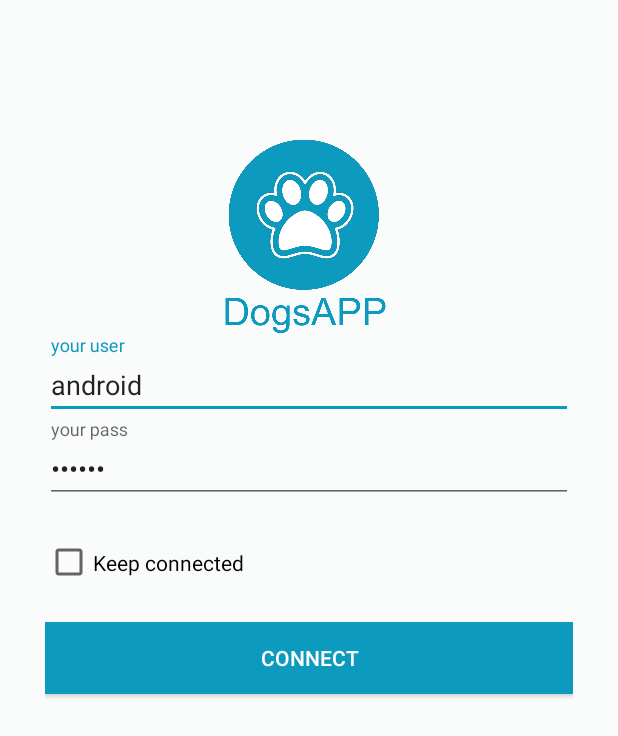
After one commit to wasgithub/AndroidProjFiap, an Android app: the LoginActivity screen opened directly, with no data from a screen before it, on a phone screen of 412 x 824 dp. The commit adds this screen. Shown: the top 736 px of the screen. Run offline under Robolectric (Android 15) with nearby library versions, the phone set to English and light mode, and no system bars.

Commit message:
AlteradoLogo/ login

```diff
--- /dev/null
+++ b/app/src/main/java/br/com/washington/androidprojfiap/activity/LoginActivity.java
@@ -0,0 +1,49 @@
+package br.com.washington.androidprojfiap.activity;
+
+import android.content.Intent;
+import android.support.v7.app.AppCompatActivity;
+import android.os.Bundle;
+import android.view.View;
+import android.widget.EditText;
+import android.widget.Toast;
+
+import br.com.washington.androidprojfiap.R;
+
+public class LoginActivity extends AppCompatActivity {
+
+    private EditText etLogin;
+    private EditText etSenha;
+
+    @Override
+    protected void onCreate(Bundle savedInstanceState) {
+        super.onCreate(savedInstanceState);
+        setContentView(R.layout.activity_login);
+
+        //recuperar os componentes da tela
+        etLogin=(EditText)findViewById(R.id.etUser);
+        etSenha=(EditText)findViewById(R.id.etPass);
+
+    }
+
+
+    //clique no botao
+    public void signIn(View view){
+        //recuperar os valores logados
+        String login=etLogin.getText().toString();
+        String senha=etSenha.getText().toString();
+
+        //valida o usuario e senha
+        if(login.equals("android") && senha.equals("mobile")){
+            //mudar de tela   tela de destino
+            Intent intent = new Intent(this, MainActivity.class);
+            //passar valor para outra tela
+            intent.putExtra("usuario",login);
+            //iniciar a outra tela
+            startActivity(intent);
+            finish();
+        }else{
+            //login ou senha invalido
+            Toast.makeText(this, "Usuario ou senha inválido", Toast.LENGTH_SHORT).show();
+        }
+    }
+}
--- /dev/null
+++ b/app/src/main/res/layout/activity_login.xml
@@ -0,0 +1,66 @@
+<?xml version="1.0" encoding="utf-8"?>
+<LinearLayout
+    xmlns:android="http://schemas.android.com/apk/res/android"
+    xmlns:tools="http://schemas.android.com/tools"
+    android:id="@+id/activity_login"
+    android:layout_width="match_parent"
+    android:layout_height="match_parent"
+    android:paddingBottom="@dimen/login_vertical_margin"
+    android:paddingLeft="@dimen/login_horizontal_margin"
+    android:paddingRight="@dimen/login_horizontal_margin"
+    android:paddingTop="@dimen/login_vertical_margin"
+    android:orientation="vertical"
+    android:background="@color/backlogin">
+
+    <ImageView
+        android:layout_width="wrap_content"
+        android:layout_height="wrap_content"
+        android:background="@drawable/ic_pata"
+        android:layout_gravity="center"/>
+
+    <android.support.design.widget.TextInputLayout
+        android:id="@+id/tilUser"
+        android:layout_width="match_parent"
+        android:layout_height="wrap_content">
+
+        <EditText
+            android:id="@+id/etUser"
+            android:layout_width="match_parent"
+            android:layout_height="wrap_content"
+            android:hint="@string/login_user"
+            android:text="android"/>
+    </android.support.design.widget.TextInputLayout>
+
+    <android.support.design.widget.TextInputLayout
+        android:id="@+id/tilPass"
+        android:layout_width="match_parent"
+        android:layout_height="wrap_content">
+
+        <EditText
+            android:id="@+id/etPass"
+            android:layout_width="match_parent"
+            android:layout_height="wrap_content"
+            android:hint="@string/login_pass"
+            android:inputType="textPassword"
+            android:text="mobile"/>
+    </android.support.design.widget.TextInputLayout>
+
+    <CheckBox
+        android:id="@+id/cbKeepConnected"
+        android:layout_width="match_parent"
+        android:layout_height="wrap_content"
+        android:paddingTop="@dimen/login_horizontal_margin"
+        android:paddingBottom="@dimen/login_horizontal_margin"
+        android:text="@string/keep_connected" />
+
+    <Button
+        android:layout_width="match_parent"
+        android:layout_height="wrap_content"
+        android:onClick="signIn"
+        android:text="@string/connect"
+        android:background="@color/accent"
+        android:textColor="@color/white"/>
+
+
+
+</LinearLayout>
--- a/app/src/main/res/layout/nav_drawer_header.xml
+++ b/app/src/main/res/layout/nav_drawer_header.xml
@@ -10,10 +10,11 @@
     <ImageView
         android:id="@+id/imgUserBackground"
         android:layout_width="match_parent"
-        android:layout_height="@dimen/navDrawerBackground_layout_height"
+        android:layout_height="match_parent"
         android:contentDescription="@string/vazio"
         android:scaleType="fitXY"
-        android:src="@drawable/nav_drawer_header" />
+        android:src="@drawable/ic_pata"
+        />
     <!-- Logo usuário -->
     <livroandroid.lib.view.RoundedImageView
         android:id="@+id/imgUserPhoto"
--- a/app/src/main/res/values/colors.xml
+++ b/app/src/main/res/values/colors.xml
@@ -4,6 +4,7 @@
     <color name="primary_dark">#4a5c60</color>
     <color name="accent">#0c9abe</color>
     <color name="control_highlight">#B3E5FC</color>
+    <color name="backlogin">#fafbfb</color>
 
     <!-- Outras cores -->
     <color name="transparent">#0000</color>
--- a/app/src/main/res/values/dimens.xml
+++ b/app/src/main/res/values/dimens.xml
@@ -21,4 +21,8 @@
     <dimen name="popup_width">300dp</dimen>
     <dimen name="popup_height">300dp</dimen>
 
+    <dimen name="login_vertical_margin">90dp</dimen>
+    <dimen name="login_horizontal_margin">30dp</dimen>
+
+
 </resources>
--- a/app/src/main/res/values/strings.xml
+++ b/app/src/main/res/values/strings.xml
@@ -58,6 +58,15 @@ Dev: Washington Alexandre da silva.
 
     <!-- O -->
     <string name="ok">OK</string>
+    <string name="login_user">your user</string>
+    <string name="login_required_user">User required</string>
+    <string name="login_pass">your pass</string>
+    <string name="connect">Connect</string>
+    <string name="login_required_password">Password required</string>
+    <string name="login_invalid_user">Invalid user</string>
+    <string name="login_invalid_password">Invalid password</string>
+    <string name="keep_connected">Keep connected</string>
+    <string name="or">OR</string>
 
     <!-- S -->
     <string name="share">Share</string>
```
Also changed, not shown: app/build.gradle (+13 -6 lines), app/src/main/AndroidManifest.xml (+9 -16 lines), app/src/main/java/br/com/washington/androidprojfiap/activity/SplashActivity.java (+9 -6 lines), app/src/main/java/br/com/washington/androidprojfiap/adapter/LoginAdapter.java (added, +20 -0 lines), app/src/main/java/br/com/washington/androidprojfiap/api/IRetrofitApi.java (added, +14 -0 lines), app/src/main/java/br/com/washington/androidprojfiap/domain/Login.java (added, +35 -0 lines), app/src/main/res/layout/activity_splash.xml (+5 -4 lines), app/src/main/res/drawable-xxhdpi/ic_pata.png (added), app/src/main/res/drawable-xxhdpi/ic_splash.png (added).
